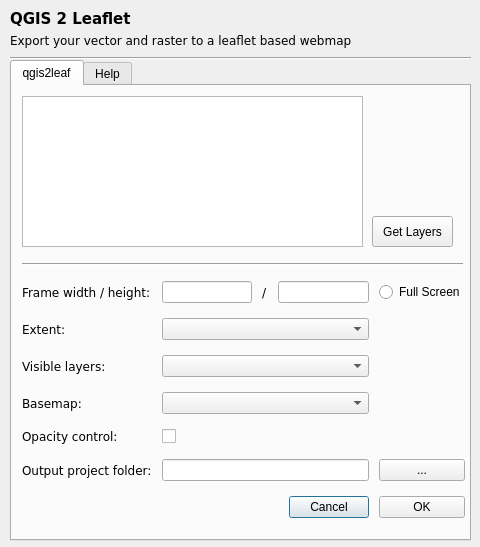
This is ui_qgis2leaf.ui in Geolicious/qgis2leaf as Qt 5 draws it before an edit. The edited form follows.
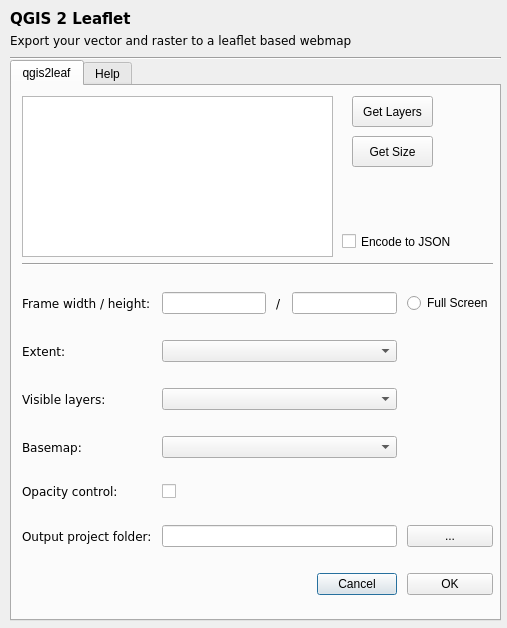
This is the edited form.

```diff
--- a/ui_qgis2leaf.ui
+++ b/ui_qgis2leaf.ui
@@ -6,8 +6,8 @@
    <rect>
     <x>0</x>
     <y>0</y>
-    <width>480</width>
-    <height>547</height>
+    <width>507</width>
+    <height>628</height>
    </rect>
   </property>
   <property name="windowTitle">
@@ -57,7 +57,7 @@
     <rect>
      <x>10</x>
      <y>50</y>
-     <width>461</width>
+     <width>491</width>
      <height>16</height>
     </rect>
    </property>
@@ -70,8 +70,8 @@
     <rect>
      <x>10</x>
      <y>60</y>
-     <width>461</width>
-     <height>481</height>
+     <width>491</width>
+     <height>561</height>
     </rect>
    </property>
    <property name="currentIndex">
@@ -86,8 +86,8 @@
       <rect>
        <x>10</x>
        <y>10</y>
-       <width>341</width>
-       <height>151</height>
+       <width>311</width>
+       <height>161</height>
       </rect>
      </property>
     </widget>
@@ -96,8 +96,8 @@
       <rect>
        <x>10</x>
        <y>190</y>
-       <width>443</width>
-       <height>250</height>
+       <width>471</width>
+       <height>337</height>
       </rect>
      </property>
      <layout class="QGridLayout" name="gridLayout">
@@ -278,7 +278,7 @@
       <rect>
        <x>10</x>
        <y>170</y>
-       <width>441</width>
+       <width>471</width>
        <height>16</height>
       </rect>
      </property>
@@ -289,8 +289,8 @@
     <widget class="QPushButton" name="getButton">
      <property name="geometry">
       <rect>
-       <x>360</x>
-       <y>130</y>
+       <x>340</x>
+       <y>10</y>
        <width>81</width>
        <height>31</height>
       </rect>
@@ -299,6 +299,48 @@
       <string>Get Layers</string>
      </property>
     </widget>
+    <widget class="QPushButton" name="getSizeButton">
+     <property name="geometry">
+      <rect>
+       <x>340</x>
+       <y>50</y>
+       <width>81</width>
+       <height>31</height>
+      </rect>
+     </property>
+     <property name="text">
+      <string>Get Size</string>
+     </property>
+    </widget>
+    <widget class="QCheckBox" name="encode2JSON">
+     <property name="geometry">
+      <rect>
+       <x>330</x>
+       <y>140</y>
+       <width>151</width>
+       <height>31</height>
+      </rect>
+     </property>
+     <property name="layoutDirection">
+      <enum>Qt::LeftToRight</enum>
+     </property>
+     <property name="text">
+      <string>Encode to JSON</string>
+     </property>
+    </widget>
+    <widget class="QLabel" name="label_10">
+     <property name="geometry">
+      <rect>
+       <x>370</x>
+       <y>86</y>
+       <width>66</width>
+       <height>41</height>
+      </rect>
+     </property>
+     <property name="text">
+      <string/>
+     </property>
+    </widget>
    </widget>
    <widget class="QWidget" name="tab_help">
     <attribute name="title">
```
Left out of the diff: 5 changed lines with no effect on the pictures.
